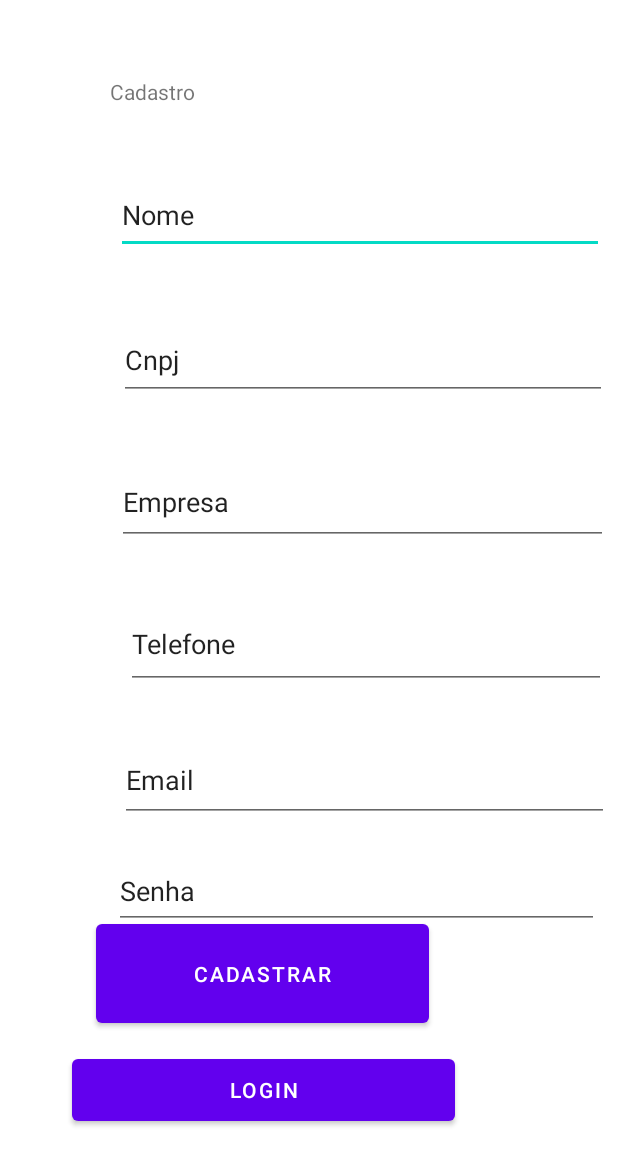
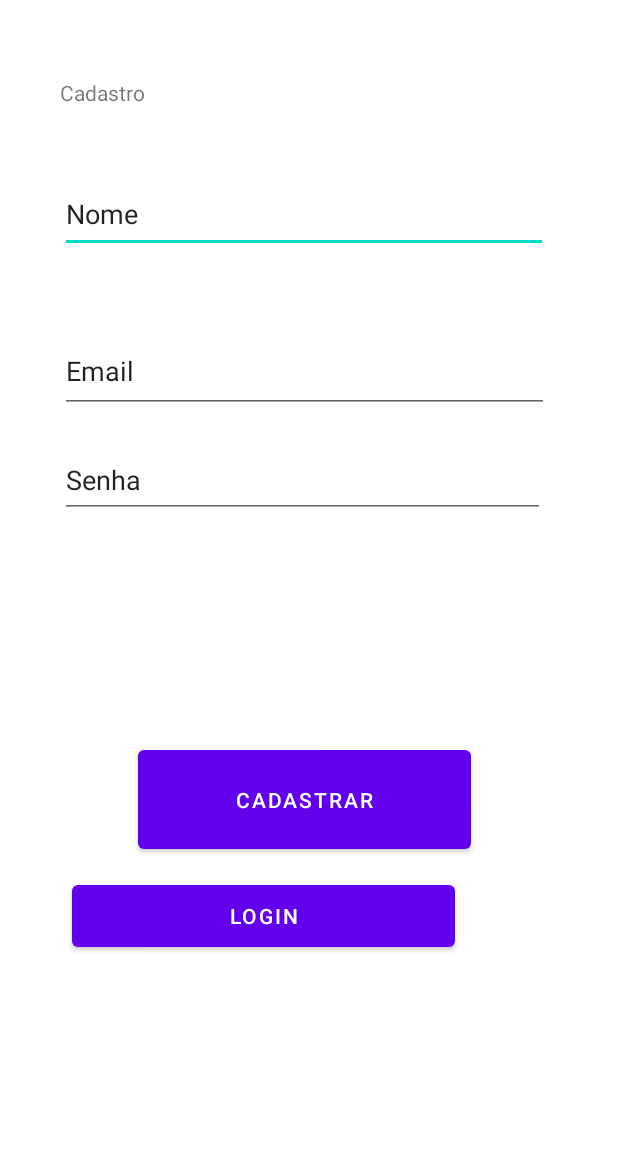
Before and after one commit to carolinenandes/Capitale, an Android app: the CadastroActivity screen opened directly, with no data from a screen before it, on a phone screen of 412 x 824 dp. Shown: the top 1165 px of the screen. Run offline under Robolectric (Android 15) with nearby library versions, the phone set to English and light mode, and no system bars; libraries missing offline, so code that uses them is left out: com.koushikdutta.async, com.koushikdutta.ion; pictures from the network do not load.

```diff
--- a/app/src/main/java/com/example/tcc20/CadastroActivity.java
+++ b/app/src/main/java/com/example/tcc20/CadastroActivity.java
@@ -19,12 +19,11 @@ import com.koushikdutta.ion.Ion;
 
 
 public class CadastroActivity extends AppCompatActivity {
-    //cadastro
+
     Button cadastrar;
     TextView entrar;
     EditText nome, email, senha;
 
-    public static String nomex, emailx, senhax;
     public String host = "https://capit4le.000webhostapp.com/projeto/";
 
 
@@ -75,7 +74,7 @@ public class CadastroActivity extends AppCompatActivity {
         }
 
 
-        // Inserir no banco de dados local (SQLite)
+        /*// Inserir no banco de dados local (SQLite)
         SQLiteDatabase db = banco.getWritableDatabase();
         ContentValues values = new ContentValues();
         values.put("NOME_USUARIO", nomeUsuario);
@@ -89,7 +88,7 @@ public class CadastroActivity extends AppCompatActivity {
         } else {
             Toast.makeText(this, "Erro ao cadastrar usuário", Toast.LENGTH_SHORT).show();
         }
-        db.close();
+        db.close();*/
 
         // Agora você pode enviar os dados para o servidor usando uma requisição HTTP
         Ion.with(this)
--- a/app/src/main/res/layout/activity_cadastro.xml
+++ b/app/src/main/res/layout/activity_cadastro.xml
@@ -10,8 +10,8 @@
         android:id="@+id/textView"
         android:layout_width="325dp"
         android:layout_height="37dp"
-        android:layout_marginStart="73dp"
-        android:layout_marginTop="51dp"
+        android:layout_marginStart="40dp"
+        android:layout_marginTop="52dp"
         android:text="Cadastro"
         app:layout_constraintStart_toStartOf="parent"
         app:layout_constraintTop_toTopOf="parent" />
@@ -20,8 +20,8 @@
         android:id="@+id/btnCadastrar"
         android:layout_width="222dp"
         android:layout_height="78dp"
-        android:layout_marginStart="64dp"
-        android:layout_marginBottom="136dp"
+        android:layout_marginStart="92dp"
+        android:layout_marginBottom="252dp"
         android:text="Cadastrar"
         app:layout_constraintBottom_toBottomOf="parent"
         app:layout_constraintStart_toStartOf="parent" />
@@ -30,8 +30,8 @@
         android:id="@+id/lblNome"
         android:layout_width="325dp"
         android:layout_height="51dp"
-        android:layout_marginStart="77dp"
-        android:layout_marginTop="29dp"
+        android:layout_marginStart="40dp"
+        android:layout_marginTop="28dp"
         android:ems="10"
         android:inputType="textPersonName"
         android:text="Nome"
@@ -39,59 +39,23 @@
         app:layout_constraintTop_toBottomOf="@+id/textView" />
 
     <EditText
-        android:id="@+id/lblCnpj"
-        android:layout_width="325dp"
-        android:layout_height="53dp"
-        android:layout_marginStart="79dp"
-        android:layout_marginTop="44dp"
-        android:ems="10"
-        android:inputType="textPersonName"
-        android:text="Cnpj"
-        app:layout_constraintStart_toStartOf="parent"
-        app:layout_constraintTop_toBottomOf="@+id/lblNome" />
-
-    <EditText
-        android:id="@+id/lblAcademia"
-        android:layout_width="327dp"
-        android:layout_height="57dp"
-        android:layout_marginStart="78dp"
-        android:layout_marginTop="39dp"
-        android:ems="10"
-        android:inputType="textPersonName"
-        android:text="Empresa"
-        app:layout_constraintStart_toStartOf="parent"
-        app:layout_constraintTop_toBottomOf="@+id/lblCnpj" />
-
-    <EditText
-        android:id="@+id/lblTel"
-        android:layout_width="320dp"
-        android:layout_height="60dp"
-        android:layout_marginStart="84dp"
-        android:layout_marginTop="36dp"
-        android:ems="10"
-        android:inputType="textPersonName"
-        android:text="Telefone"
-        app:layout_constraintStart_toStartOf="parent"
-        app:layout_constraintTop_toBottomOf="@+id/lblAcademia" />
-
-    <EditText
         android:id="@+id/lblEmail"
         android:layout_width="326dp"
         android:layout_height="55dp"
-        android:layout_marginStart="80dp"
-        android:layout_marginTop="33dp"
+        android:layout_marginStart="40dp"
+        android:layout_marginTop="51dp"
         android:ems="10"
         android:inputType="textPersonName"
         android:text="Email"
         app:layout_constraintStart_toStartOf="parent"
-        app:layout_constraintTop_toBottomOf="@+id/lblTel" />
+        app:layout_constraintTop_toBottomOf="@+id/lblNome" />
 
     <EditText
         android:id="@+id/lblSenha"
         android:layout_width="323dp"
         android:layout_height="50dp"
-        android:layout_marginStart="76dp"
-        android:layout_marginTop="21dp"
+        android:layout_marginStart="40dp"
+        android:layout_marginTop="20dp"
         android:ems="10"
         android:inputType="textPersonName"
         android:text="Senha"
```
Also changed, not shown: app/src/main/java/com/example/tcc20/Login.java (+57 -20 lines).
